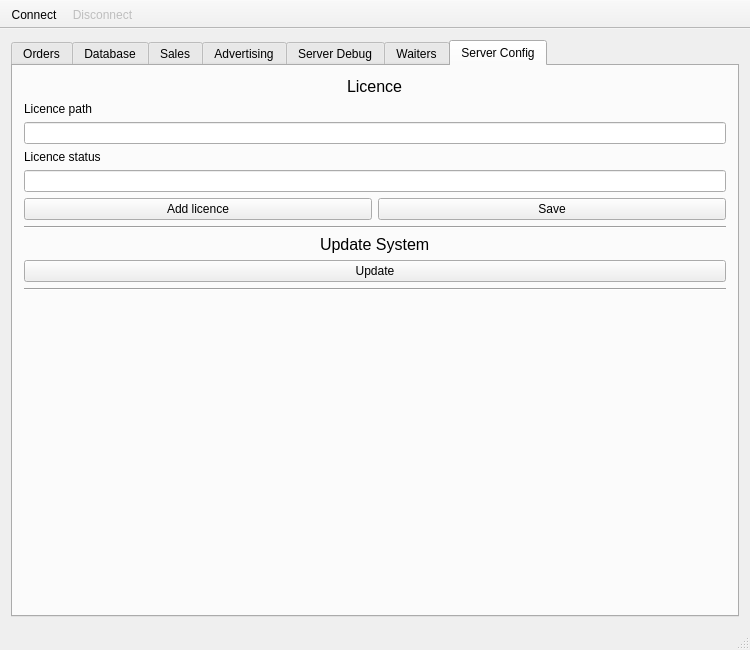
Mateus224/rotable, file admin/ui/mainwindow.ui: the form before one commit.
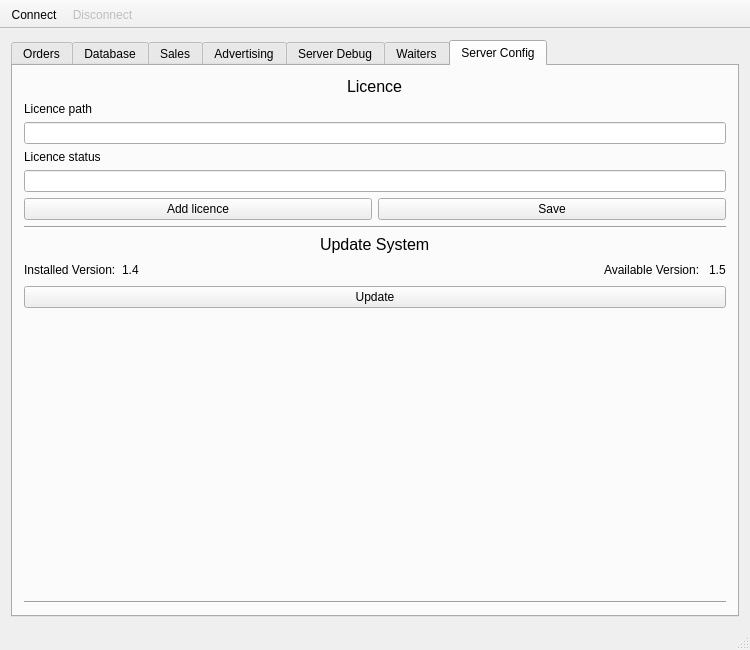
The form after the commit. The open tabs and pages were chosen to show the change. Icons and pictures are not drawn. Custom widgets are drawn as their Qt base class.

Commit message: read from database the systemVersion by starting the Admin. Not checked if the information comes in the right way on the admin side

What changed in the file:
```diff
--- a/admin/ui/mainwindow.ui
+++ b/admin/ui/mainwindow.ui
@@ -24,7 +24,7 @@
   </property>
   <widget class="QWidget" name="centralWidget">
    <layout class="QGridLayout" name="gridLayout">
-    <item row="0" column="0">
+    <item row="0" column="1">
      <widget class="QTabWidget" name="_tabWidget">
       <property name="enabled">
        <bool>true</bool>
@@ -809,6 +809,55 @@
           </property>
          </widget>
         </item>
+        <item>
+         <layout class="QHBoxLayout" name="horizontalLayout_6">
+          <item>
+           <layout class="QHBoxLayout" name="horizontalLayout_7">
+            <item>
+             <widget class="QLabel" name="InstalledVersion">
+              <property name="text">
+               <string>Installed Version:</string>
+              </property>
+             </widget>
+            </item>
+            <item>
+             <widget class="QLabel" name="InstalledVersionNumber">
+              <property name="text">
+               <string>1.4</string>
+              </property>
+             </widget>
+            </item>
+            <item>
+             <spacer name="horizontalSpacer_4">
+              <property name="orientation">
+               <enum>Qt::Horizontal</enum>
+              </property>
+              <property name="sizeHint" stdset="0">
+               <size>
+                <width>40</width>
+                <height>20</height>
+               </size>
+              </property>
+             </spacer>
+            </item>
+            <item>
+             <widget class="QLabel" name="AvailableVersionNumber">
+              <property name="text">
+               <string>Available Version: </string>
+              </property>
+             </widget>
+            </item>
+            <item>
+             <widget class="QLabel" name="AvailableVersion">
+              <property name="text">
+               <string>1.5</string>
+              </property>
+             </widget>
+            </item>
+           </layout>
+          </item>
+         </layout>
+        </item>
         <item>
          <widget class="QPushButton" name="_updateSystem">
           <property name="sizePolicy">
@@ -822,13 +871,6 @@
           </property>
          </widget>
         </item>
-        <item>
-         <widget class="Line" name="line_4">
-          <property name="orientation">
-           <enum>Qt::Horizontal</enum>
-          </property>
-         </widget>
-        </item>
         <item>
          <spacer name="verticalSpacer">
           <property name="orientation">
@@ -842,6 +884,13 @@
           </property>
          </spacer>
         </item>
+        <item>
+         <widget class="Line" name="line_4">
+          <property name="orientation">
+           <enum>Qt::Horizontal</enum>
+          </property>
+         </widget>
+        </item>
        </layout>
       </widget>
      </widget>
```
Left out of the diff: 2 changed lines with no effect on the pictures. The commit also changes 13 other files.
